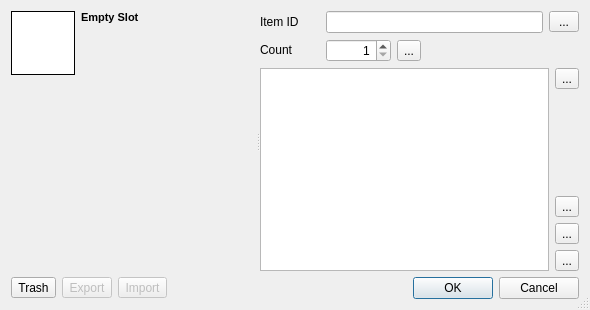
wizzomafizzo/starcheat, file starcheat/templates/ItemEdit.ui: the form before one commit.
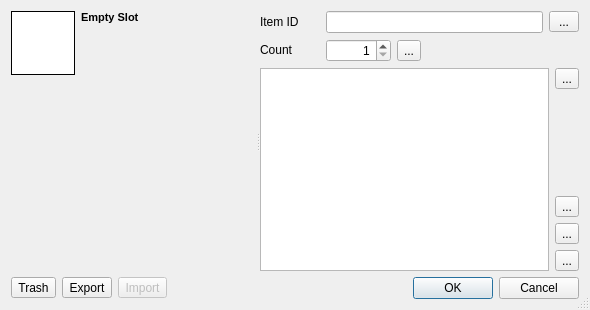
The form after the commit. Icons and pictures are not drawn.

```diff
--- a/starcheat/templates/ItemEdit.ui
+++ b/starcheat/templates/ItemEdit.ui
@@ -417,7 +417,7 @@
        <item>
         <widget class="QToolButton" name="export_button">
          <property name="enabled">
-          <bool>false</bool>
+          <bool>true</bool>
          </property>
          <property name="toolTip">
           <string>Export Item To A File</string>
```
